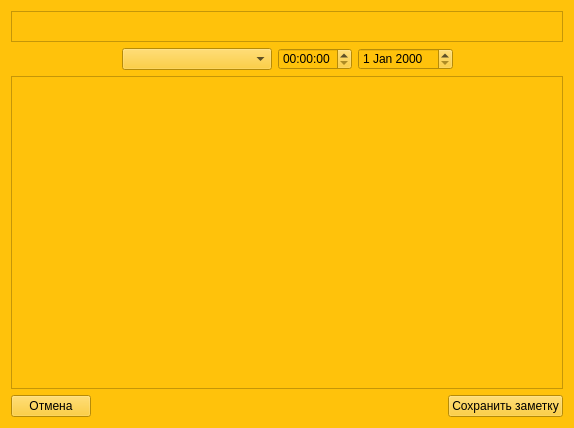
Before: the Qt Designer form MattyNotes/addnotedialog.ui in MattyMatiss/MattyNotesOld, drawn with Qt 5.
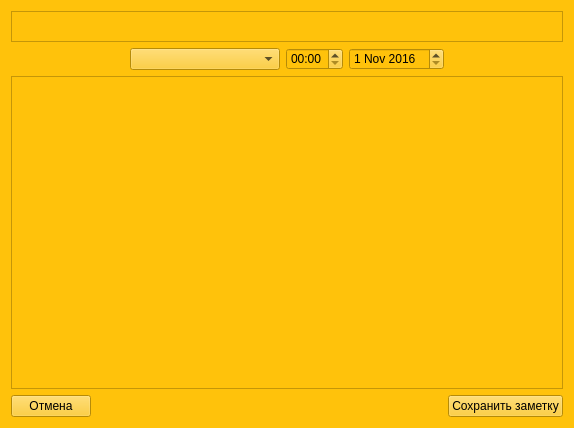
After: the same form once the commit is applied.

What changed in the file:
```diff
--- a/MattyNotes/addnotedialog.ui
+++ b/MattyNotes/addnotedialog.ui
@@ -53,10 +53,22 @@
       </widget>
      </item>
      <item>
-      <widget class="QTimeEdit" name="eventTimeEdit"/>
+      <widget class="QTimeEdit" name="eventTimeEdit">
+       <property name="displayFormat">
+        <string>HH:mm</string>
+       </property>
+      </widget>
      </item>
      <item>
-      <widget class="QDateEdit" name="eventDateEdit"/>
+      <widget class="QDateEdit" name="eventDateEdit">
+       <property name="date">
+        <date>
+         <year>2016</year>
+         <month>11</month>
+         <day>1</day>
+        </date>
+       </property>
+      </widget>
      </item>
      <item>
       <spacer name="horizontalSpacer_2">
```
